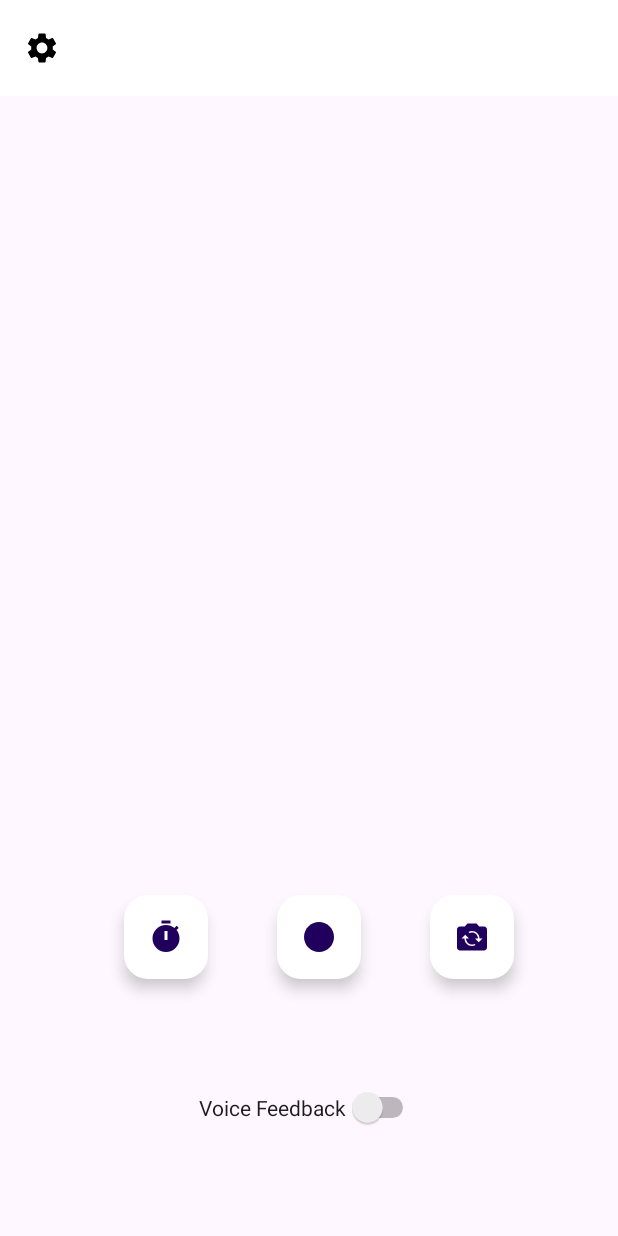
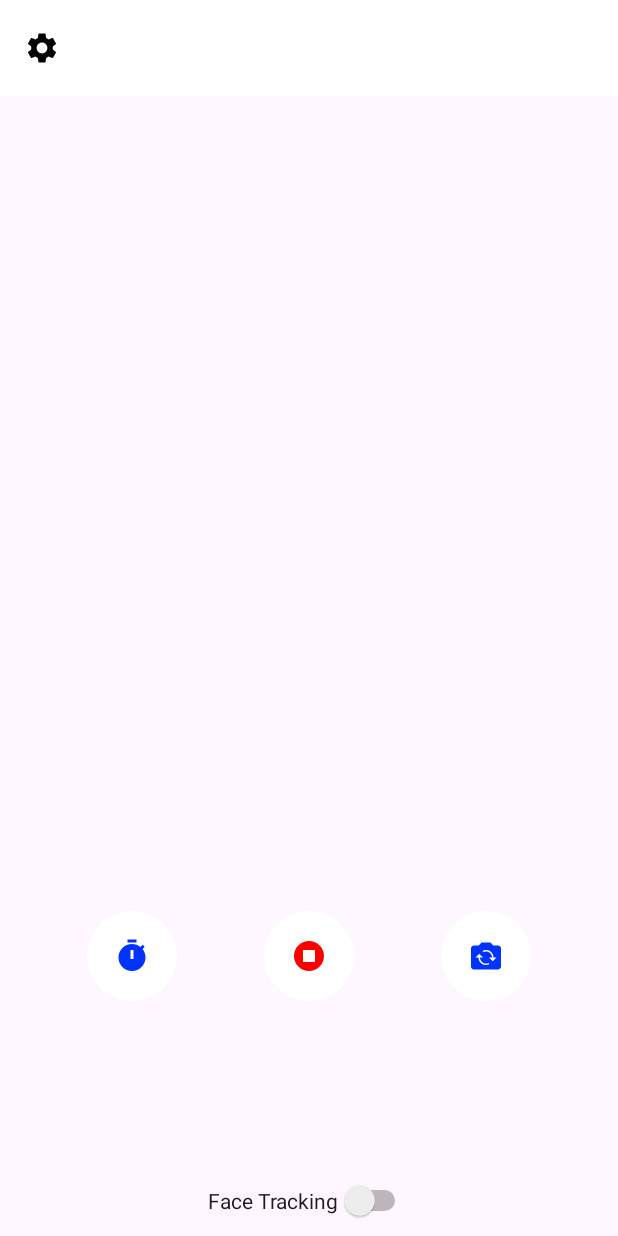
Before and after one commit to kebora/Ishara, an Android app: the layout activity_main.xml on its own in the app's theme, with its tools: preview values and no code run, on a phone screen of 412 x 824 dp. Run offline under Robolectric (Android 15) with nearby library versions, the phone set to English and light mode, and no system bars; plain views replace JavaCameraView.

Commit message:
feat: add rounded buttons

```diff
--- /dev/null
+++ b/app/src/main/res/drawable/rounded_button_background.xml
@@ -0,0 +1,9 @@
+<?xml version="1.0" encoding="utf-8"?>
+<shape xmlns:android="http://schemas.android.com/apk/res/android">
+    <solid android:color="#ffff" />
+    <corners
+        android:topLeftRadius="1500dp"
+        android:topRightRadius="1500dp"
+    android:bottomRightRadius="1500dp"
+    android:bottomLeftRadius="1500dp" />
+</shape>
--- a/app/src/main/res/layout/activity_main.xml
+++ b/app/src/main/res/layout/activity_main.xml
@@ -37,55 +37,50 @@
 
     </FrameLayout>
 
-    <com.google.android.material.floatingactionbutton.FloatingActionButton
-        android:id="@+id/fab_flip_camera"
-        android:layout_width="wrap_content"
-        android:layout_height="wrap_content"
-        android:layout_marginStart="7dp"
-        android:layout_marginTop="29dp"
-        android:clickable="true"
+    <ImageButton
+        android:id="@+id/start_record_btn"
+        android:layout_width="60dp"
+        android:layout_height="60dp"
+        android:layout_marginTop="40dp"
+        android:background="@drawable/rounded_button_background"
+        android:src="@drawable/stop_record_icon"
+        opencv:layout_constraintBottom_toBottomOf="@+id/switch2"
+        opencv:layout_constraintEnd_toStartOf="@+id/switch_camera"
+        opencv:layout_constraintHorizontal_bias="0.5"
+        opencv:layout_constraintStart_toEndOf="@+id/timer_btn"
+        opencv:layout_constraintTop_toBottomOf="@+id/frameLayout"
+        opencv:layout_constraintVertical_bias="0.0" />
+
+    <ImageButton
+        android:id="@+id/timer_btn"
+        android:layout_width="60dp"
+        android:layout_height="60dp"
+        android:background="@drawable/rounded_button_background"
+        android:src="@drawable/timer_icon"
+        opencv:layout_constraintEnd_toStartOf="@+id/start_record_btn"
+        opencv:layout_constraintHorizontal_bias="0.5"
+        opencv:layout_constraintStart_toStartOf="parent"
+        opencv:layout_constraintTop_toTopOf="@+id/start_record_btn" />
+
+    <ImageButton
+        android:id="@+id/switch_camera"
+        android:layout_width="60dp"
+        android:layout_height="60dp"
+        android:background="@drawable/rounded_button_background"
         android:src="@drawable/flip_camera"
-        opencv:backgroundTint="#FFFFFF"
-        opencv:fabSize="mini"
-        opencv:layout_constraintStart_toEndOf="@+id/switch2"
-        opencv:layout_constraintTop_toBottomOf="@+id/frameLayout" />
-
-    <com.google.android.material.floatingactionbutton.FloatingActionButton
-        android:id="@+id/fab_record"
-        android:layout_width="wrap_content"
-        android:layout_height="wrap_content"
-        android:layout_marginTop="29dp"
-        android:layout_marginEnd="46dp"
-        android:clickable="true"
-        android:src="@drawable/start_record_icon"
-        opencv:backgroundTint="#FFFFFF"
-        opencv:borderWidth="0dp"
-        opencv:fabSize="normal"
-        opencv:layout_constraintEnd_toStartOf="@+id/fab_flip_camera"
-        opencv:layout_constraintTop_toBottomOf="@+id/frameLayout" />
-
-    <com.google.android.material.floatingactionbutton.FloatingActionButton
-        android:id="@+id/fab_timer"
-        android:layout_width="wrap_content"
-        android:layout_height="wrap_content"
-        android:layout_marginTop="29dp"
-        android:layout_marginEnd="46dp"
-        android:clickable="true"
-        android:src="@drawable/timer_icon"
-        opencv:backgroundTint="#FFFFFF"
-        opencv:fabSize="mini"
-        opencv:layout_constraintEnd_toStartOf="@+id/fab_record"
-        opencv:layout_constraintTop_toBottomOf="@+id/frameLayout" />
+        opencv:layout_constraintEnd_toEndOf="parent"
+        opencv:layout_constraintHorizontal_bias="0.5"
+        opencv:layout_constraintStart_toEndOf="@+id/start_record_btn"
+        opencv:layout_constraintTop_toTopOf="@+id/start_record_btn" />
 
     <Switch
         android:id="@+id/switch2"
         android:layout_width="wrap_content"
         android:layout_height="wrap_content"
-        android:text="Voice Feedback"
+        android:layout_marginBottom="10dp"
+        android:text="Face Tracking"
         opencv:layout_constraintBottom_toBottomOf="parent"
         opencv:layout_constraintEnd_toEndOf="parent"
-        opencv:layout_constraintStart_toStartOf="parent"
-        opencv:layout_constraintTop_toBottomOf="@+id/fab_record" />
-
+        opencv:layout_constraintStart_toStartOf="parent" />
 
 </androidx.constraintlayout.widget.ConstraintLayout>
```
Also changed, not shown: app/src/main/java/com/simiyudaniel/ishara2/MainActivity.java (+7 -4 lines), app/src/main/res/values/arrays.xml (deleted, +0 -15 lines), app/src/main/res/xml/preferences.xml (deleted, +0 -22 lines).
